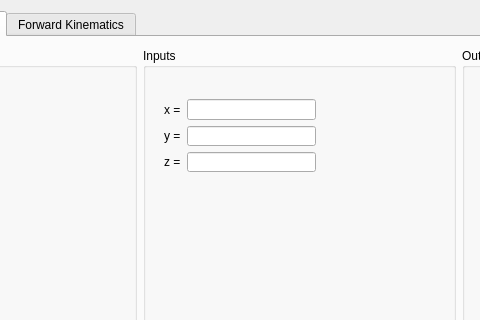
girvaw2/Maggie-version-3, file tools/arm_tests/arm_test_gui/ui/widget.ui: the form before one commit; both pictures show x 199 to 679 and y 0 to 320 of the 997 by 570 pixel window.
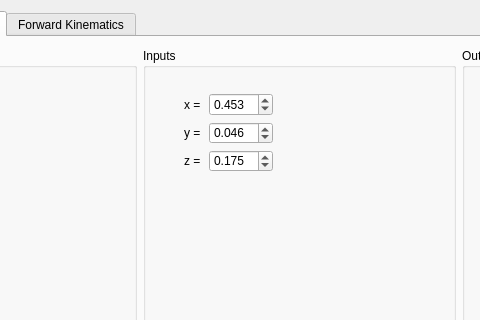
The form after the commit.

```diff
--- a/tools/arm_tests/arm_test_gui/ui/widget.ui
+++ b/tools/arm_tests/arm_test_gui/ui/widget.ui
@@ -86,13 +86,13 @@
          <property name="title">
           <string>Inputs</string>
          </property>
-         <widget class="QWidget" name="">
+         <widget class="QWidget" name="layoutWidget">
           <property name="geometry">
            <rect>
-            <x>10</x>
-            <y>40</y>
-            <width>174</width>
-            <height>95</height>
+            <x>30</x>
+            <y>34</y>
+            <width>111</width>
+            <height>101</height>
            </rect>
           </property>
           <layout class="QGridLayout" name="gridLayout">
@@ -103,9 +103,6 @@
              </property>
             </widget>
            </item>
-           <item row="0" column="1">
-            <widget class="QLineEdit" name="lineEdit"/>
-           </item>
            <item row="1" column="0">
             <widget class="QLabel" name="label_2">
              <property name="text">
@@ -113,9 +110,6 @@
              </property>
             </widget>
            </item>
-           <item row="1" column="1">
-            <widget class="QLineEdit" name="lineEdit_2"/>
-           </item>
            <item row="2" column="0">
             <widget class="QLabel" name="label_3">
              <property name="text">
@@ -123,8 +117,44 @@
              </property>
             </widget>
            </item>
+           <item row="0" column="1">
+            <widget class="QDoubleSpinBox" name="xDoubleSpinBox">
+             <property name="decimals">
+              <number>3</number>
+             </property>
+             <property name="singleStep">
+              <double>0.001000000000000</double>
+             </property>
+             <property name="value">
+              <double>0.453000000000000</double>
+             </property>
+            </widget>
+           </item>
+           <item row="1" column="1">
+            <widget class="QDoubleSpinBox" name="yDoubleSpinBox">
+             <property name="decimals">
+              <number>3</number>
+             </property>
+             <property name="singleStep">
+              <double>0.001000000000000</double>
+             </property>
+             <property name="value">
+              <double>0.046000000000000</double>
+             </property>
+            </widget>
+           </item>
            <item row="2" column="1">
-            <widget class="QLineEdit" name="lineEdit_3"/>
+            <widget class="QDoubleSpinBox" name="zDoubleSpinBox">
+             <property name="decimals">
+              <number>3</number>
+             </property>
+             <property name="singleStep">
+              <double>0.001000000000000</double>
+             </property>
+             <property name="value">
+              <double>0.175000000000000</double>
+             </property>
+            </widget>
            </item>
           </layout>
          </widget>
```
